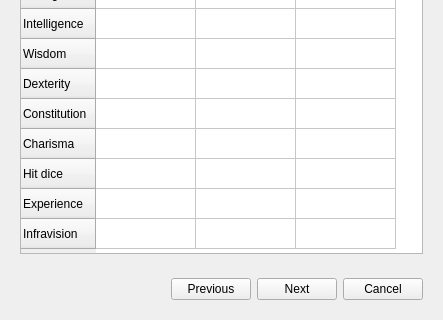
Qt form NPPQT/src/birthdialog.ui (nppangband/NPPAngband) before a commit; both pictures show x 0 to 443 and y 172 to 492 of the 443 by 492 pixel window.
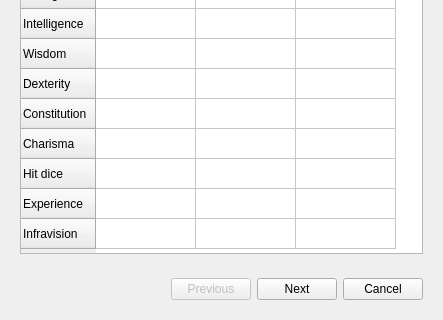
The same form after that commit.

Commit message: Work in the birt dialog

What changed in the file:
```diff
--- a/NPPQT/src/birthdialog.ui
+++ b/NPPQT/src/birthdialog.ui
@@ -275,6 +275,9 @@
       </item>
       <item>
        <widget class="QPushButton" name="prev_button">
+        <property name="enabled">
+         <bool>false</bool>
+        </property>
         <property name="text">
          <string>Previous</string>
         </property>
```
Left out of the diff: 14 changed lines with no effect on the pictures. The commit also changes 4 other files.
